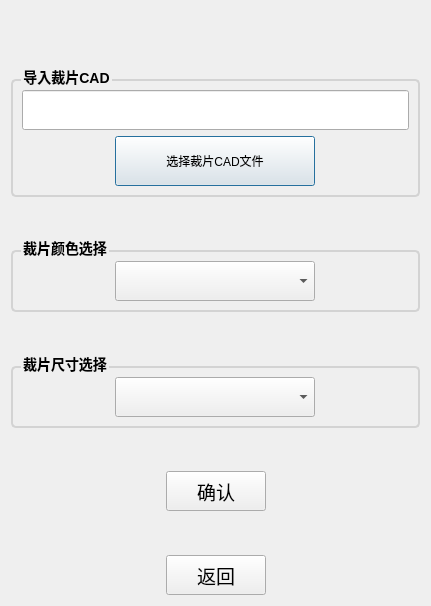
The window that ui/user_opt_dialog.ui (Mrjiong-ff/syt_hmi) describes before a commit, drawn with Qt 5.
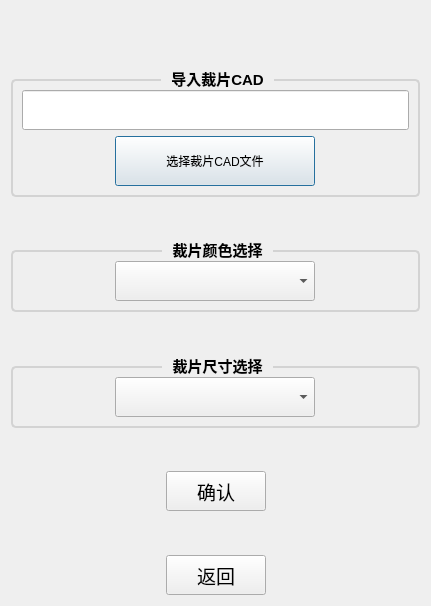
The same window after the commit. Custom widgets are drawn as their Qt base class.

Patch:
```diff
--- a/ui/user_opt_dialog.ui
+++ b/ui/user_opt_dialog.ui
@@ -33,14 +33,13 @@
     border: 2px solid lightgray;
     border-radius: 5px;
     margin-top: 10px;
-    font: bold 14px;
+    font: bold 15px;
 }
 
 QGroupBox::title {
     subcontrol-origin: margin;
-    subcontrol-position: top left;
-    left: 10px;
-    top: 0px;
+    subcontrol-position: top center;
+	padding: -5 8px;
 }
 </string>
      </property>
@@ -93,14 +92,13 @@
     border: 2px solid lightgray;
     border-radius: 5px;
     margin-top: 10px;
-    font: bold 14px;
+    font: bold 15px;
 }
 
 QGroupBox::title {
     subcontrol-origin: margin;
-    subcontrol-position: top left;
-    left: 10px;
-    top: 0px;
+    subcontrol-position: top center;
+	padding: -5 8px;
 }
 </string>
      </property>
@@ -261,14 +259,13 @@
     border: 2px solid lightgray;
     border-radius: 5px;
     margin-top: 10px;
-    font: bold 14px;
+    font: bold 15px;
 }
 
 QGroupBox::title {
     subcontrol-origin: margin;
-    subcontrol-position: top left;
-    left: 10px;
-    top: 0px;
+    subcontrol-position: top center;
+	padding: -5 8px;
 }
 </string>
      </property>
```
